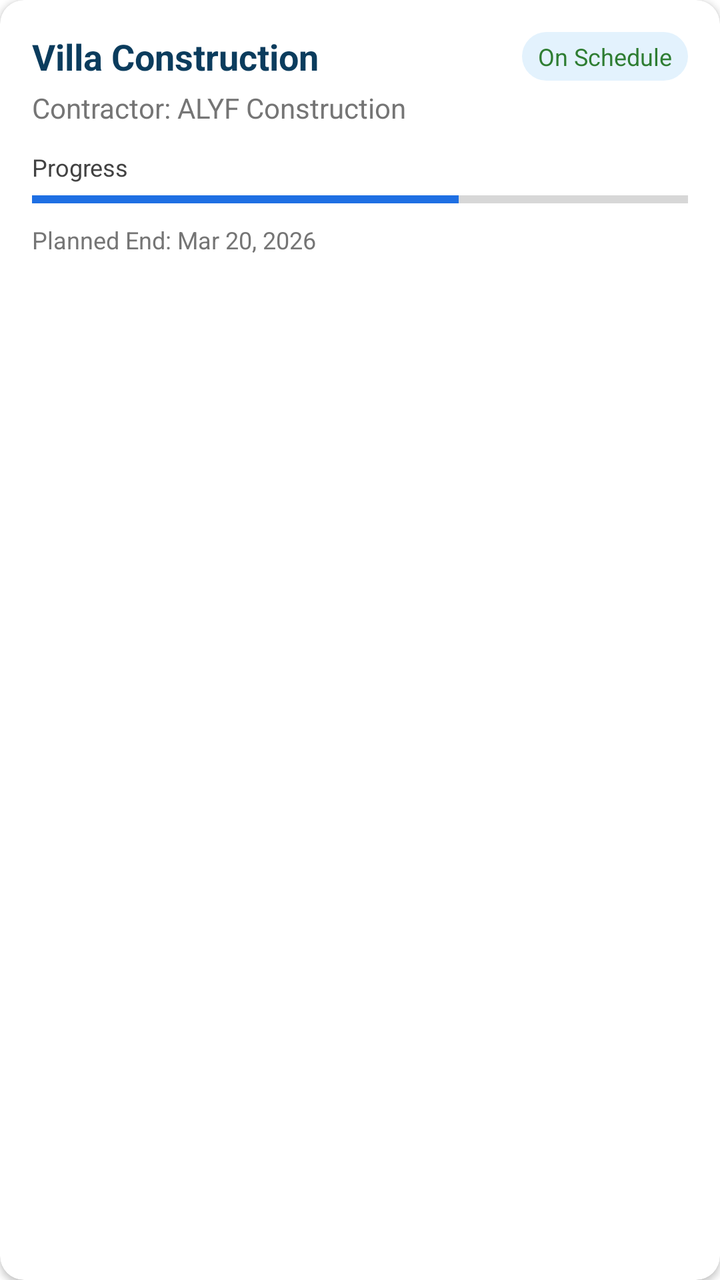
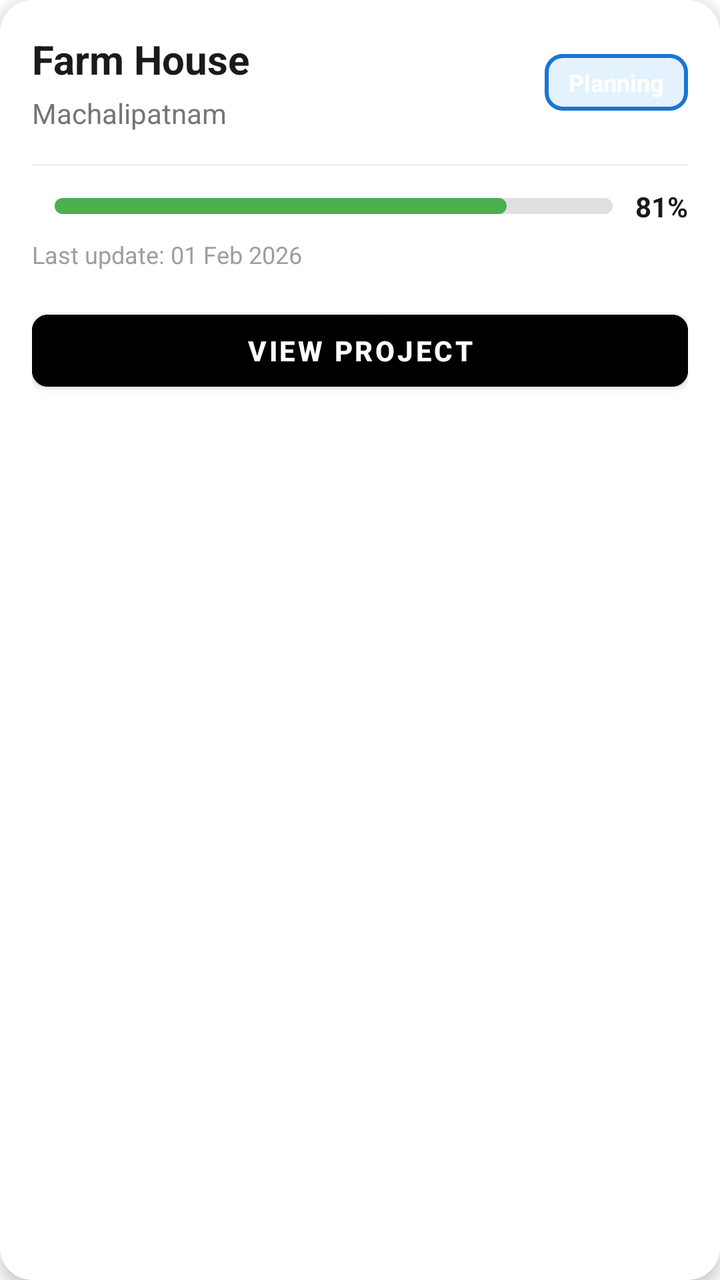

Two renders of the same Android screen: before a commit and after it. Below are the layout's source before the change and the commit's diff.
<!-- AndroidManifest.xml: application theme Theme.ProBuilder -->
<!-- res/layout/item_client_project.xml -->
<?xml version="1.0" encoding="utf-8"?>
<com.google.android.material.card.MaterialCardView xmlns:android="http://schemas.android.com/apk/res/android"
    xmlns:app="http://schemas.android.com/apk/res-auto"
    android:layout_width="match_parent"
    android:layout_height="wrap_content"
    android:layout_marginHorizontal="16dp"
    android:layout_marginVertical="8dp"
    app:cardCornerRadius="12dp"
    app:cardElevation="2dp"
    app:cardBackgroundColor="@android:color/white">

    <LinearLayout
        android:layout_width="match_parent"
        android:layout_height="wrap_content"
        android:orientation="vertical"
        android:padding="16dp">

        <LinearLayout
            android:layout_width="match_parent"
            android:layout_height="wrap_content"
            android:orientation="horizontal"
            android:gravity="center_vertical">

            <TextView
                android:id="@+id/tvProjectName"
                android:layout_width="0dp"
                android:layout_height="wrap_content"
                android:layout_weight="1"
                android:text="Villa Construction"
                android:textSize="18sp"
                android:textStyle="bold"
                android:textColor="#0B3C5D"/>

            <TextView
                android:id="@+id/tvStatusBadge"
                android:layout_width="wrap_content"
                android:layout_height="wrap_content"
                android:text="On Schedule"
                android:textSize="12sp"
                android:textColor="#2E7D32"
                android:background="@drawable/rounded_square_bg_light_blue"
                android:paddingHorizontal="8dp"
                android:paddingVertical="4dp"/>
        </LinearLayout>

        <TextView
            android:id="@+id/tvContractorName"
            android:layout_width="wrap_content"
            android:layout_height="wrap_content"
            android:text="Contractor: ALYF Construction"
            android:textSize="14sp"
            android:textColor="#757575"
            android:layout_marginTop="4dp"/>

        <TextView
            android:layout_width="wrap_content"
            android:layout_height="wrap_content"
            android:text="Progress"
            android:textSize="12sp"
            android:textColor="#424242"
            android:layout_marginTop="12dp"/>

        <ProgressBar
            android:id="@+id/progressBar"
            style="?android:attr/progressBarStyleHorizontal"
            android:layout_width="match_parent"
            android:layout_height="8dp"
            android:layout_marginTop="4dp"
            android:progress="65"
            android:progressTint="#1E6FE3"/>

        <TextView
            android:id="@+id/tvEndDate"
            android:layout_width="wrap_content"
            android:layout_height="wrap_content"
            android:text="Planned End: Mar 20, 2026"
            android:textSize="12sp"
            android:textColor="#757575"
            android:layout_marginTop="8dp"/>
    </LinearLayout>
</com.google.android.material.card.MaterialCardView>
<!-- resources referenced by this layout -->
<resources>
  <!-- drawable rounded_square_bg_light_blue (drawable) -->
  <?xml version="1.0" encoding="utf-8"?>
  <shape xmlns:android="http://schemas.android.com/apk/res/android"
      android:shape="rectangle">
      <solid android:color="#E3F2FD" />
      <corners android:radius="16dp" />
  </shape>
  <style name="Theme.ProBuilder" parent="Theme.MaterialComponents.Light.NoActionBar">
          
          <item name="colorPrimary">@color/colorPrimary</item>
          <item name="colorPrimaryVariant">@color/colorPrimaryDark</item>
          <item name="colorOnPrimary">@color/white</item>
          
          <item name="colorSecondary">@color/colorAccent</item>
          <item name="colorSecondaryVariant">@color/colorAccent</item>
          <item name="colorOnSecondary">@color/white</item>
          
          <item name="android:statusBarColor">?attr/colorPrimaryVariant</item>
      </style>
  <color name="colorPrimary">#6200EE</color>
  <color name="colorPrimaryDark">#3700B3</color>
  <color name="white">#FFFFFF</color>
  <color name="colorAccent">#03DAC5</color>
</resources>

<!-- the commit's change to res/layout/item_client_project.xml (unified diff, before → after) -->
@@ -5,77 +5,118 @@
     android:layout_height="wrap_content"
     android:layout_marginHorizontal="16dp"
     android:layout_marginVertical="8dp"
-    app:cardCornerRadius="12dp"
-    app:cardElevation="2dp"
+    app:cardCornerRadius="16dp"
+    app:cardElevation="4dp"
     app:cardBackgroundColor="@android:color/white">
 
-    <LinearLayout
+    <androidx.constraintlayout.widget.ConstraintLayout
         android:layout_width="match_parent"
         android:layout_height="wrap_content"
-        android:orientation="vertical"
         android:padding="16dp">
 
-        <LinearLayout
-            android:layout_width="match_parent"
+        
+        <TextView
+            android:id="@+id/tvProjectTitle"
+            android:layout_width="0dp"
             android:layout_height="wrap_content"
-            android:orientation="horizontal"
-            android:gravity="center_vertical">
+            android:text="Farm House"
+            android:textSize="20sp"
+            android:textStyle="bold"
+            android:textColor="#1A1A1A"
+            app:layout_constraintStart_toStartOf="parent"
+            app:layout_constraintTop_toTopOf="parent"
+            app:layout_constraintEnd_toStartOf="@+id/tvStatusBadge"/>
 
-            <TextView
-                android:id="@+id/tvProjectName"
-                android:layout_width="0dp"
-                android:layout_height="wrap_content"
-                android:layout_weight="1"
-                android:text="Villa Construction"
-                android:textSize="18sp"
-                android:textStyle="bold"
-                android:textColor="#0B3C5D"/>
+        
+        <TextView
+            android:id="@+id/tvLocation"
+            android:layout_width="0dp"
+            android:layout_height="wrap_content"
+            android:text="Machalipatnam"
+            android:textSize="14sp"
+            android:textColor="#757575"
+            android:layout_marginTop="4dp"
+            app:layout_constraintStart_toStartOf="parent"
+            app:layout_constraintTop_toBottomOf="@id/tvProjectTitle"
+            app:layout_constraintEnd_toStartOf="@+id/tvStatusBadge"/>
 
-            <TextView
-                android:id="@+id/tvStatusBadge"
-                android:layout_width="wrap_content"
-                android:layout_height="wrap_content"
-                android:text="On Schedule"
-                android:textSize="12sp"
-                android:textColor="#2E7D32"
-                android:background="@drawable/rounded_square_bg_light_blue"
-                android:paddingHorizontal="8dp"
-                android:paddingVertical="4dp"/>
-        </LinearLayout>
-
+        
         <TextView
-            android:id="@+id/tvContractorName"
+            android:id="@+id/tvStatusBadge"
             android:layout_width="wrap_content"
             android:layout_height="wrap_content"
-            android:text="Contractor: ALYF Construction"
-            android:textSize="14sp"
-            android:textColor="#757575"
-            android:layout_marginTop="4dp"/>
+            android:text="Planning"
+            android:textSize="12sp"
+            android:textStyle="bold"
+            android:textColor="#FFFFFF"
+            android:background="@drawable/rounded_square_bg_light_blue"
+            android:paddingHorizontal="12dp"
+            android:paddingVertical="6dp"
+            app:layout_constraintEnd_toEndOf="parent"
+            app:layout_constraintTop_toTopOf="parent"
+            app:layout_constraintBottom_toBottomOf="@id/tvLocation"/>
 
-        <TextView
-            android:layout_width="wrap_content"
-            android:layout_height="wrap_content"
-            android:text="Progress"
-            android:textSize="12sp"
-            android:textColor="#424242"
-            android:layout_marginTop="12dp"/>
+        
+        <View
+            android:id="@+id/divider"
+            android:layout_width="match_parent"
+            android:layout_height="1dp"
+            android:background="#F0F0F0"
+            android:layout_marginTop="16dp"
+            app:layout_constraintTop_toBottomOf="@id/tvLocation"/>
 
+        
         <ProgressBar
             android:id="@+id/progressBar"
             style="?android:attr/progressBarStyleHorizontal"
-            android:layout_width="match_parent"
+            android:layout_width="0dp"
             android:layout_height="8dp"
-            android:layout_marginTop="4dp"
-            android:progress="65"
-            android:progressTint="#1E6FE3"/>
-
+            android:layout_marginTop="16dp"
+            android:progressDrawable="@drawable/custom_progress_bg"
+            android:progress="81"
+            app:layout_constraintStart_toStartOf="parent"
+            app:layout_constraintEnd_toStartOf="@+id/tvProgressText"
+            app:layout_constraintTop_toBottomOf="@id/divider"
+            app:layout_constraintWidth_percent="0.85"/>
+            
         <TextView
-            android:id="@+id/tvEndDate"
+            android:id="@+id/tvProgressText"
             android:layout_width="wrap_content"
             android:layout_height="wrap_content"
-            android:text="Planned End: Mar 20, 2026"
+            android:text="81%"
+            android:textSize="14sp"
+            android:textStyle="bold"
+            android:textColor="#1A1A1A"
+            app:layout_constraintEnd_toEndOf="parent"
+            app:layout_constraintBottom_toBottomOf="@id/progressBar"
+            app:layout_constraintTop_toTopOf="@id/progressBar"/>
+
+        
+        <TextView
+            android:id="@+id/tvLastActivity"
+            android:layout_width="wrap_content"
+            android:layout_height="wrap_content"
+            android:text="Last update: 01 Feb 2026"
             android:textSize="12sp"
-            android:textColor="#757575"
-            android:layout_marginTop="8dp"/>
-    </LinearLayout>
+            android:textColor="#9E9E9E"
+            android:layout_marginTop="12dp"
+            app:layout_constraintStart_toStartOf="parent"
+            app:layout_constraintTop_toBottomOf="@id/progressBar"/>
+
+        
+        <com.google.android.material.button.MaterialButton
+            android:id="@+id/btnViewProject"
+            android:layout_width="match_parent"
+            android:layout_height="wrap_content"
+            android:text="View Project"
+            android:textSize="14sp"
+            android:textStyle="bold"
+            android:textColor="#FFFFFF"
+            android:backgroundTint="#000000"
+            app:cornerRadius="8dp"
+            android:layout_marginTop="16dp"
+            app:layout_constraintTop_toBottomOf="@id/tvLastActivity"/>
+
+    </androidx.constraintlayout.widget.ConstraintLayout>
+
 </com.google.android.material.card.MaterialCardView>
<!-- resource entries referenced after the edit -->
@@ -1,11 +1,32 @@
 <!-- resources referenced by this layout -->
 <resources>
+  <!-- drawable custom_progress_bg (drawable) -->
+  <?xml version="1.0" encoding="utf-8"?>
+  <layer-list xmlns:android="http://schemas.android.com/apk/res/android">
+      <item android:id="@android:id/background">
+          <shape>
+              <corners android:radius="4dp"/>
+              <solid android:color="#E0E0E0"/>
+          </shape>
+      </item>
+      <item android:id="@android:id/progress">
+          <scale android:scaleWidth="100%">
+              <shape>
+                  <corners android:radius="4dp"/>
+                  <solid android:color="#4CAF50"/>
+              </shape>
+          </scale>
+      </item>
+  </layer-list>
   <!-- drawable rounded_square_bg_light_blue (drawable) -->
   <?xml version="1.0" encoding="utf-8"?>
   <shape xmlns:android="http://schemas.android.com/apk/res/android"
       android:shape="rectangle">
       <solid android:color="#E3F2FD" />
-      <corners android:radius="16dp" />
+      <corners android:radius="8dp" />
+      <stroke
+          android:width="2dp"
+          android:color="#1976D2" />
   </shape>
   <style name="Theme.ProBuilder" parent="Theme.MaterialComponents.Light.NoActionBar">
           
@@ -18,10 +39,17 @@
           <item name="colorOnSecondary">@color/white</item>
           
           <item name="android:statusBarColor">?attr/colorPrimaryVariant</item>
+          <item name="android:windowAnimationStyle">@style/WindowAnimationTransition</item>
       </style>
   <color name="colorPrimary">#6200EE</color>
   <color name="colorPrimaryDark">#3700B3</color>
   <color name="white">#FFFFFF</color>
   <color name="colorAccent">#03DAC5</color>
+  <style name="WindowAnimationTransition">
+          <item name="android:activityOpenEnterAnimation">@anim/slide_in_right</item>
+          <item name="android:activityOpenExitAnimation">@anim/slide_out_left</item>
+          <item name="android:activityCloseEnterAnimation">@anim/slide_in_left</item>
+          <item name="android:activityCloseExitAnimation">@anim/slide_out_right</item>
+      </style>
 </resources>
 
